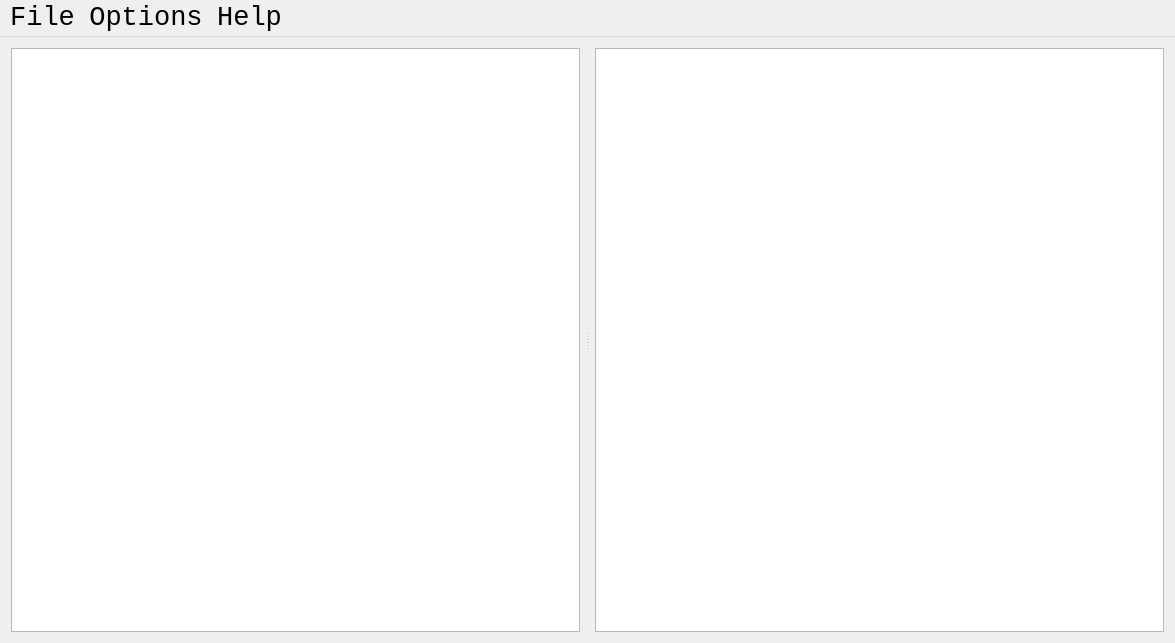
Tw1ddle/Blind-Crossword-3D, file sources/dialog/mainwindow.ui: the form before one commit.
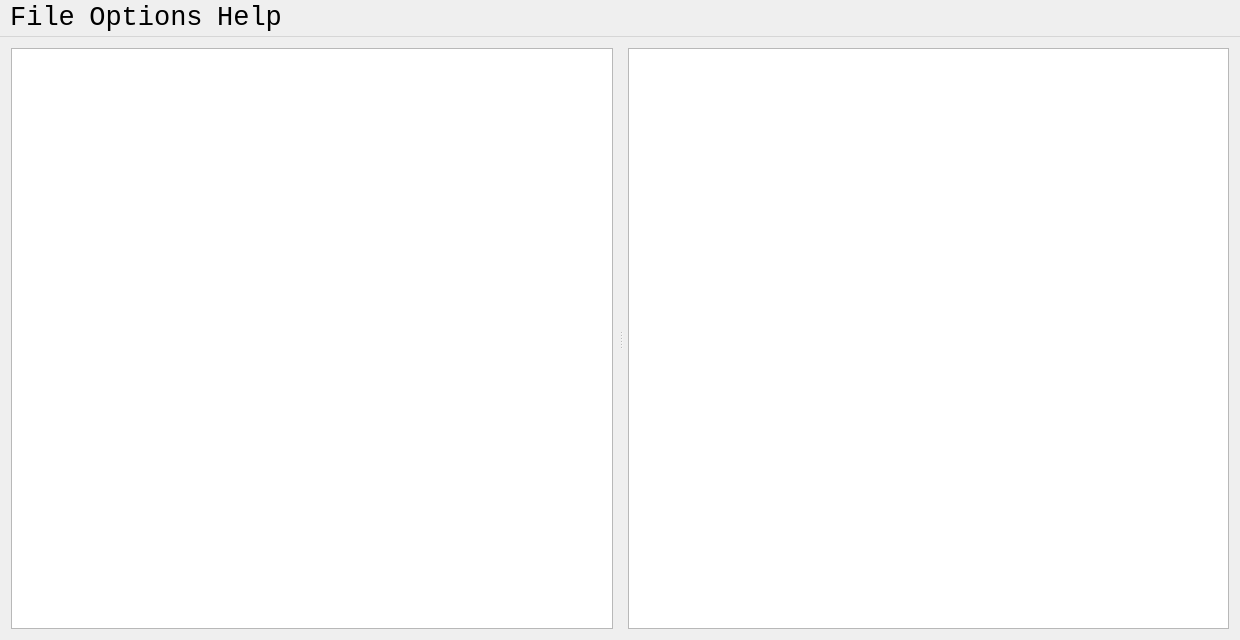
The form after the commit. Icons and pictures are not drawn. Custom widgets are drawn as their Qt base class.

Commit message: Tweak main window size

Patch:
```diff
--- a/sources/dialog/mainwindow.ui
+++ b/sources/dialog/mainwindow.ui
@@ -6,8 +6,8 @@
    <rect>
     <x>0</x>
     <y>0</y>
-    <width>1175</width>
-    <height>643</height>
+    <width>1240</width>
+    <height>640</height>
    </rect>
   </property>
   <property name="sizePolicy">
@@ -198,7 +198,7 @@
     <rect>
      <x>0</x>
      <y>0</y>
-     <width>1175</width>
+     <width>1240</width>
      <height>25</height>
     </rect>
    </property>
```
